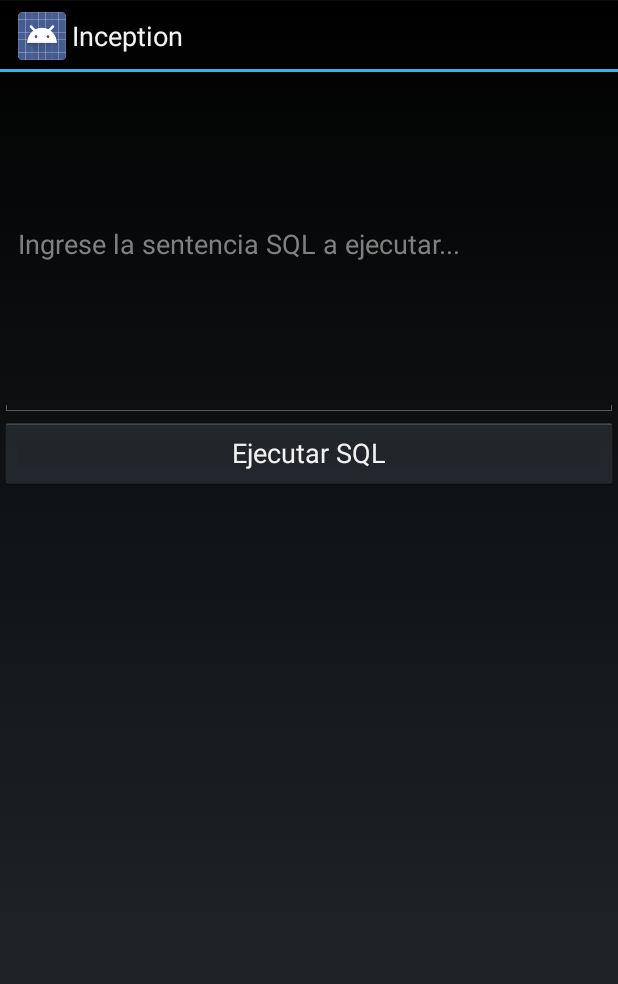
After one commit to Rhefew/inception, an Android app: the AdminPanel screen opened directly, with no data from a screen before it, on a phone screen of 412 x 824 dp. The commit adds this screen. Shown: the top 984 px of the screen. Run offline under Robolectric (Android 15) with nearby library versions, the phone set to English and light mode, and no system bars.

Commit message:
Adding admin panel to initially exec sql

```diff
--- a/app/src/main/AndroidManifest.xml
+++ b/app/src/main/AndroidManifest.xml
@@ -52,6 +52,8 @@
             android:screenOrientation="portrait"/>
         <activity android:name=".activity.Rank"
             android:screenOrientation="portrait"/>
+        <activity android:name=".activity.AdminPanel"
+            android:screenOrientation="portrait"/>
     </application>
 
 </manifest>
--- a/app/src/main/java/com/rhefew/cocdrive/activity/Splash.java
+++ b/app/src/main/java/com/rhefew/cocdrive/activity/Splash.java
@@ -499,4 +499,8 @@ public class Splash extends Activity {
         super.onResume();
         checkPlayServices();
     }
+
+    public void openAdminPanel(View view){
+        startActivity(new Intent(Splash.this, AdminPanel.class));
+    }
 }
--- /dev/null
+++ b/app/src/main/res/layout/activity_admin_panel.xml
@@ -0,0 +1,21 @@
+<?xml version="1.0" encoding="utf-8"?>
+
+<LinearLayout xmlns:android="http://schemas.android.com/apk/res/android"
+    android:orientation="vertical" android:layout_width="match_parent"
+    android:layout_height="match_parent">
+
+    <EditText
+        android:id="@+id/editQuery"
+        android:layout_width="match_parent"
+        android:layout_height="230dp"
+        android:singleLine="false"
+        android:textColor="@android:color/white"
+        android:hint="Ingrese la sentencia SQL a ejecutar..."/>
+
+    <Button
+        android:layout_width="match_parent"
+        android:layout_height="wrap_content"
+        android:text="Ejecutar SQL"
+        android:id="@+id/btnExecQuery"
+        />
+</LinearLayout>
```
Also changed, not shown: app/src/main/java/com/rhefew/cocdrive/activity/AdminPanel.java (added, +80 -0 lines), app/src/main/res/layout/activity_splash.xml (+14 -0 lines).
